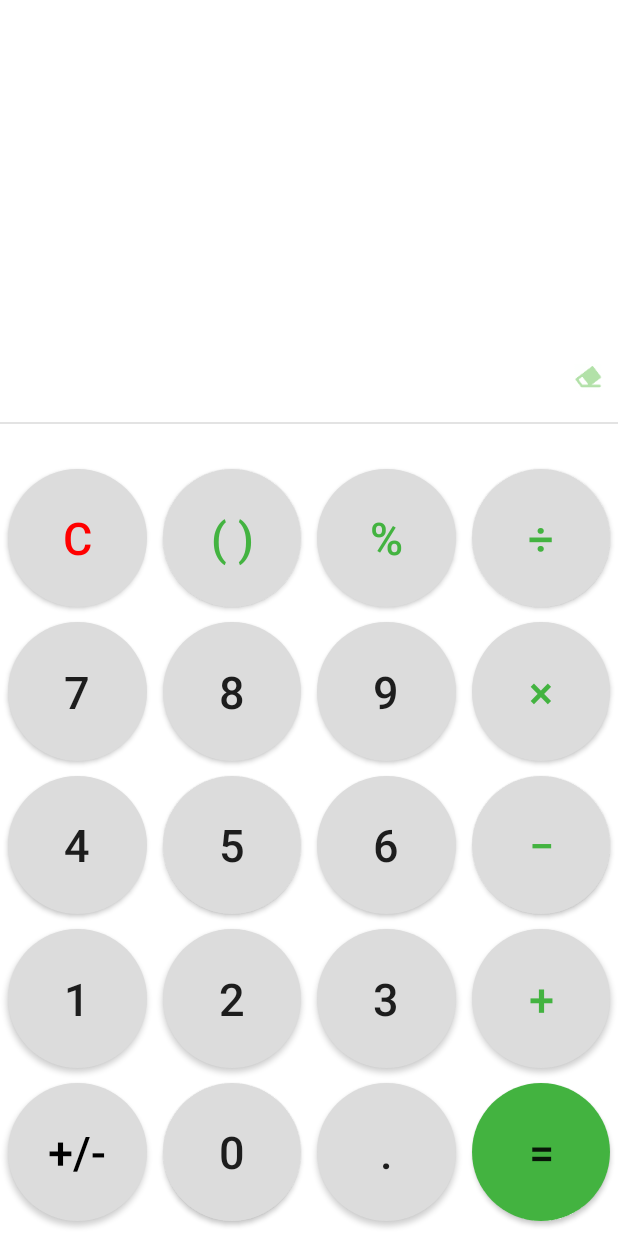
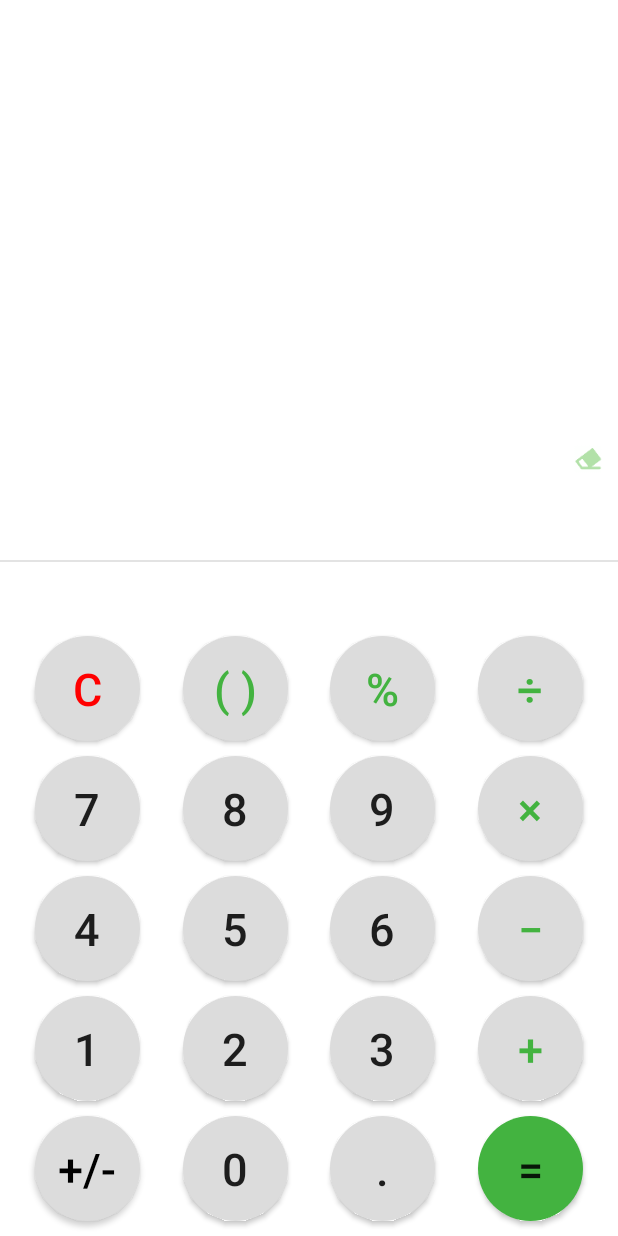
Before and after one commit to jubalee6/newcalculator-android, an Android app: the screen it shows after launch (MainActivity), on a phone screen of 412 x 824 dp. Run offline under Robolectric (Android 15) with nearby library versions, the phone set to English and light mode, and no system bars; our stand-ins replace Timber.

Commit message:
Update activity_main.xml

```diff
--- a/app/src/main/res/layout/activity_main.xml
+++ b/app/src/main/res/layout/activity_main.xml
@@ -7,7 +7,16 @@
     android:layout_height="match_parent"
     tools:context=".MainActivity"
     >
-
+    <androidx.constraintlayout.widget.ConstraintLayout
+        android:id="@+id/constraint_top"
+        android:layout_width="0dp"
+        android:layout_height="0dp"
+        app:layout_constraintBottom_toTopOf="@+id/constraint"
+        app:layout_constraintVertical_weight="1"
+        app:layout_constraintEnd_toEndOf="parent"
+        app:layout_constraintStart_toStartOf="parent"
+        app:layout_constraintTop_toTopOf="parent"
+        >
         <androidx.appcompat.widget.AppCompatEditText
             android:id="@+id/number_edittext"
             android:layout_width="match_parent"
@@ -18,20 +27,15 @@
             android:gravity="end|center"
             android:inputType="textMultiLine"
             android:textSize="30sp"
+            app:layout_constraintBottom_toTopOf="@+id/erase_image"
             app:layout_constraintEnd_toEndOf="parent"
             app:layout_constraintStart_toStartOf="parent"
             app:layout_constraintTop_toTopOf="parent"
             />
 
-    <androidx.appcompat.widget.AppCompatImageView
-        android:id="@+id/imageLine1"
-        style="@style/lineHorizentalStyle"
-        android:layout_marginBottom="30dp"
-        app:layout_constraintBottom_toTopOf="@+id/button_parenthesis"
-        app:layout_constraintStart_toStartOf="parent"
-        />
 
         <androidx.appcompat.widget.AppCompatImageView
+            android:id="@+id/erase_image"
             android:layout_width="20dp"
             android:layout_height="20dp"
             android:layout_marginEnd="10dp"
@@ -39,21 +43,40 @@
             android:background="@drawable/ic_cancel_button"
             app:layout_constraintBottom_toTopOf="@+id/imageLine1"
             app:layout_constraintEnd_toEndOf="parent"
+            app:layout_constraintTop_toBottomOf="@+id/number_edittext"
             />
+
+        <androidx.appcompat.widget.AppCompatImageView
+            android:id="@+id/imageLine1"
+            style="@style/lineHorizentalStyle"
+            app:layout_constraintBottom_toBottomOf="parent"
+            app:layout_constraintStart_toStartOf="parent"
+            app:layout_constraintTop_toBottomOf="@+id/erase_image"
+            />
+    </androidx.constraintlayout.widget.ConstraintLayout>
+
+    <androidx.constraintlayout.widget.ConstraintLayout
+        android:id="@+id/constraint"
+        android:layout_width="0dp"
+        android:layout_height="0dp"
+        app:layout_constraintVertical_weight="1"
+        app:layout_constraintBottom_toBottomOf="parent"
+        app:layout_constraintEnd_toEndOf="parent"
+        app:layout_constraintStart_toStartOf="parent"
+        app:layout_constraintTop_toBottomOf="@+id/constraint_top"
+        >
 
         <androidx.appcompat.widget.AppCompatButton
             android:id="@+id/button_cancel"
-        android:layout_width="0dp"
-        android:layout_height="0dp"
+            android:layout_width="70dp"
+            android:layout_height="70dp"
             android:layout_marginHorizontal="5dp"
             android:layout_marginVertical="10dp"
             android:background="@drawable/selector_shape_button_circle"
-        android:maxWidth="48dp"
             android:text="@string/button_cancel"
             android:textColor="#ffff0000"
             android:textSize="30sp"
             app:layout_constraintBottom_toTopOf="@id/button_seven"
-        app:layout_constraintDimensionRatio="1:1"
             app:layout_constraintEnd_toStartOf="@+id/button_parenthesis"
             app:layout_constraintStart_toStartOf="parent"
             />
@@ -61,16 +84,14 @@
         <androidx.appcompat.widget.AppCompatButton
             android:id="@+id/button_parenthesis"
             style="@style/shape_button_circle_style"
-        android:layout_width="0dp"
-        android:layout_height="0dp"
+            android:layout_width="70dp"
+            android:layout_height="70dp"
             android:layout_marginHorizontal="5dp"
             android:layout_marginVertical="10dp"
             android:background="@drawable/selector_shape_button_circle"
-        android:maxWidth="48dp"
             android:text="@string/button_parenthesis"
             android:textSize="30sp"
             app:layout_constraintBottom_toTopOf="@+id/button_eight"
-        app:layout_constraintDimensionRatio="1:1"
             app:layout_constraintEnd_toStartOf="@+id/button_percent"
             app:layout_constraintStart_toEndOf="@+id/button_cancel"
             />
@@ -78,16 +99,14 @@
         <androidx.appcompat.widget.AppCompatButton
             android:id="@+id/button_percent"
             style="@style/shape_button_circle_style"
-        android:layout_width="0dp"
-        android:layout_height="0dp"
+            android:layout_width="70dp"
+            android:layout_height="70dp"
             android:layout_marginHorizontal="5dp"
             android:layout_marginVertical="10dp"
             android:background="@drawable/selector_shape_button_circle"
-        android:maxWidth="48dp"
             android:text="@string/button_percent"
             android:textSize="30sp"
             app:layout_constraintBottom_toTopOf="@+id/button_nine"
-        app:layout_constraintDimensionRatio="1:1"
             app:layout_constraintEnd_toStartOf="@+id/button_divide"
             app:layout_constraintStart_toEndOf="@+id/button_parenthesis"
             />
@@ -95,64 +114,56 @@
         <androidx.appcompat.widget.AppCompatButton
             android:id="@+id/button_divide"
             style="@style/shape_button_circle_style"
-        android:layout_width="0dp"
-        android:layout_height="0dp"
+            android:layout_width="70dp"
+            android:layout_height="70dp"
             android:layout_marginHorizontal="5dp"
             android:layout_marginVertical="10dp"
             android:background="@drawable/selector_shape_button_circle"
-        android:maxWidth="48dp"
             android:text="@string/button_divide"
             android:textSize="30sp"
             app:layout_constraintBottom_toTopOf="@+id/button_multiply"
-        app:layout_constraintDimensionRatio="1:1"
             app:layout_constraintEnd_toEndOf="parent"
             app:layout_constraintStart_toEndOf="@+id/button_percent"
             />
 
         <androidx.appcompat.widget.AppCompatButton
             android:id="@+id/button_seven"
-        android:layout_width="0dp"
-        android:layout_height="0dp"
+            android:layout_width="70dp"
+            android:layout_height="70dp"
             android:layout_marginHorizontal="5dp"
             android:layout_marginVertical="10dp"
             android:background="@drawable/selector_shape_button_circle"
-        android:maxWidth="48dp"
             android:text="@string/button_seven"
             android:textSize="30sp"
             app:layout_constraintBottom_toTopOf="@+id/button_four"
-        app:layout_constraintDimensionRatio="1:1"
             app:layout_constraintEnd_toStartOf="@+id/button_eight"
             app:layout_constraintStart_toStartOf="parent"
             />
 
         <androidx.appcompat.widget.AppCompatButton
             android:id="@+id/button_eight"
-        android:layout_width="0dp"
-        android:layout_height="0dp"
+            android:layout_width="70dp"
+            android:layout_height="70dp"
             android:layout_marginHorizontal="5dp"
             android:layout_marginVertical="10dp"
             android:background="@drawable/selector_shape_button_circle"
-        android:maxWidth="48dp"
             android:text="@string/button_eight"
             android:textSize="30sp"
             app:layout_constraintBottom_toTopOf="@+id/button_five"
-        app:layout_constraintDimensionRatio="1:1"
             app:layout_constraintEnd_toStartOf="@+id/button_nine"
             app:layout_constraintStart_toEndOf="@+id/button_seven"
             />
 
         <androidx.appcompat.widget.AppCompatButton
             android:id="@+id/button_nine"
-        android:layout_width="0dp"
-        android:layout_height="0dp"
+            android:layout_width="70dp"
+            android:layout_height="70dp"
             android:layout_marginHorizontal="5dp"
             android:layout_marginVertical="10dp"
             android:background="@drawable/selector_shape_button_circle"
-        android:maxWidth="48dp"
             android:text="@string/button_nine"
             android:textSize="30sp"
             app:layout_constraintBottom_toTopOf="@id/button_six"
-        app:layout_constraintDimensionRatio="1:1"
             app:layout_constraintEnd_toStartOf="@+id/button_multiply"
             app:layout_constraintStart_toEndOf="@+id/button_eight"
             />
@@ -160,65 +171,56 @@
         <androidx.appcompat.widget.AppCompatButton
             android:id="@+id/button_multiply"
             style="@style/shape_button_circle_style"
-        android:layout_width="0dp"
-        android:layout_height="0dp"
+            android:layout_width="70dp"
+            android:layout_height="70dp"
             android:layout_marginHorizontal="5dp"
             android:layout_marginVertical="10dp"
             android:background="@drawable/selector_shape_button_circle"
-        android:maxWidth="48dp"
             android:text="@string/button_multiply"
             android:textSize="30sp"
             app:layout_constraintBottom_toTopOf="@id/button_minus"
-        app:layout_constraintDimensionRatio="1:1"
             app:layout_constraintEnd_toEndOf="parent"
             app:layout_constraintStart_toEndOf="@+id/button_nine"
             />
 
         <androidx.appcompat.widget.AppCompatButton
             android:id="@+id/button_four"
-        android:layout_width="0dp"
-        android:layout_height="0dp"
+            android:layout_width="70dp"
+            android:layout_height="70dp"
             android:layout_marginHorizontal="5dp"
             android:layout_marginVertical="10dp"
             android:background="@drawable/selector_shape_button_circle"
-        android:maxWidth="48dp"
             android:text="@string/button_four"
             android:textSize="30sp"
             app:layout_constraintBottom_toTopOf="@id/button_one"
-        app:layout_constraintDimensionRatio="1:1"
             app:layout_constraintEnd_toStartOf="@+id/button_five"
-
             app:layout_constraintStart_toStartOf="parent"
             />
 
         <androidx.appcompat.widget.AppCompatButton
             android:id="@+id/button_five"
-        android:layout_width="0dp"
-        android:layout_height="0dp"
+            android:layout_width="70dp"
+            android:layout_height="70dp"
             android:layout_marginHorizontal="5dp"
             android:layout_marginVertical="10dp"
             android:background="@drawable/selector_shape_button_circle"
-        android:maxWidth="48dp"
             android:text="@string/button_five"
             android:textSize="30sp"
             app:layout_constraintBottom_toTopOf="@+id/button_two"
-        app:layout_constraintDimensionRatio="1:1"
             app:layout_constraintEnd_toStartOf="@+id/button_six"
             app:layout_constraintStart_toEndOf="@+id/button_four"
             />
 
         <androidx.appcompat.widget.AppCompatButton
             android:id="@+id/button_six"
-        android:layout_width="0dp"
-        android:layout_height="0dp"
+            android:layout_width="70dp"
+            android:layout_height="70dp"
             android:layout_marginHorizontal="5dp"
             android:layout_marginVertical="10dp"
             android:background="@drawable/selector_shape_button_circle"
-        android:maxWidth="48dp"
             android:text="@string/button_six"
             android:textSize="30sp"
             app:layout_constraintBottom_toTopOf="@+id/button_three"
-        app:layout_constraintDimensionRatio="1:1"
             app:layout_constraintEnd_toStartOf="@+id/button_minus"
             app:layout_constraintStart_toEndOf="@+id/button_five"
             />
@@ -226,65 +228,56 @@
         <androidx.appcompat.widget.AppCompatButton
             android:id="@+id/button_minus"
             style="@style/shape_button_circle_style"
-        android:layout_width="0dp"
-        android:layout_height="0dp"
+            android:layout_width="70dp"
+            android:layout_height="70dp"
             android:layout_marginHorizontal="5dp"
             android:layout_marginVertical="10dp"
             android:background="@drawable/selector_shape_button_circle"
-        android:maxWidth="48dp"
             android:text="@string/button_minus"
             android:textSize="30sp"
             app:layout_constraintBottom_toTopOf="@id/button_plus"
-        app:layout_constraintDimensionRatio="1:1"
             app:layout_constraintEnd_toEndOf="parent"
             app:layout_constraintStart_toEndOf="@+id/button_six"
             />
 
         <androidx.appcompat.widget.AppCompatButton
             android:id="@+id/button_one"
-        android:layout_width="0dp"
-        android:layout_height="0dp"
+            android:layout_width="70dp"
+            android:layout_height="70dp"
             android:layout_marginHorizontal="5dp"
             android:layout_marginVertical="10dp"
             android:background="@drawable/selector_shape_button_circle"
-        android:maxWidth="48dp"
             android:text="@string/button_one"
             android:textSize="30sp"
             app:layout_constraintBottom_toTopOf="@+id/button_return"
-        app:layout_constraintDimensionRatio="1:1"
             app:layout_constraintEnd_toStartOf="@+id/button_two"
-
             app:layout_constraintStart_toStartOf="parent"
             />
 
         <androidx.appcompat.widget.AppCompatButton
             android:id="@+id/button_two"
-        android:layout_width="0dp"
-        android:layout_height="0dp"
+            android:layout_width="70dp"
+            android:layout_height="70dp"
             android:layout_marginHorizontal="5dp"
             android:layout_marginVertical="10dp"
             android:background="@drawable/selector_shape_button_circle"
-        android:maxWidth="48dp"
             android:text="@string/button_two"
             android:textSize="30sp"
             app:layout_constraintBottom_toTopOf="@+id/button_zero"
-        app:layout_constraintDimensionRatio="1:1"
             app:layout_constraintEnd_toStartOf="@+id/button_three"
             app:layout_constraintStart_toEndOf="@+id/button_one"
             />
 
         <androidx.appcompat.widget.AppCompatButton
             android:id="@+id/button_three"
-        android:layout_width="0dp"
-        android:layout_height="0dp"
+            android:layout_width="70dp"
+            android:layout_height="70dp"
             android:layout_marginHorizontal="5dp"
             android:layout_marginVertical="10dp"
             android:background="@drawable/selector_shape_button_circle"
-        android:maxWidth="48dp"
             android:text="@string/button_three"
             android:textSize="30sp"
             app:layout_constraintBottom_toTopOf="@+id/button_dot"
-        app:layout_constraintDimensionRatio="1:1"
             app:layout_constraintEnd_toStartOf="@+id/button_plus"
             app:layout_constraintStart_toEndOf="@+id/button_two"
             />
@@ -292,85 +285,75 @@
         <androidx.appcompat.widget.AppCompatButton
             android:id="@+id/button_plus"
             style="@style/shape_button_circle_style"
-        android:layout_width="0dp"
-        android:layout_height="0dp"
+            android:layout_width="70dp"
+            android:layout_height="70dp"
             android:layout_marginHorizontal="5dp"
             android:layout_marginVertical="10dp"
             android:background="@drawable/selector_shape_button_circle"
-        android:maxWidth="48dp"
             android:text="@string/button_plus"
             android:textSize="30sp"
             app:layout_constraintBottom_toTopOf="@+id/button_equal"
-        app:layout_constraintDimensionRatio="1:1"
             app:layout_constraintEnd_toEndOf="parent"
             app:layout_constraintStart_toEndOf="@+id/button_three"
             />
 
         <androidx.appcompat.widget.AppCompatButton
             android:id="@+id/button_return"
-        android:layout_width="0dp"
-        android:layout_height="0dp"
+            android:layout_width="70dp"
+            android:layout_height="70dp"
             android:layout_marginHorizontal="5dp"
             android:layout_marginVertical="10dp"
             android:background="@drawable/selector_shape_button_circle"
-        android:maxWidth="48dp"
             android:text="@string/button_plus_minus"
             android:textColor="@drawable/selector_black_green"
             android:textSize="30sp"
             app:layout_constraintBottom_toBottomOf="parent"
-        app:layout_constraintDimensionRatio="1:1"
             app:layout_constraintEnd_toStartOf="@+id/button_zero"
             app:layout_constraintStart_toStartOf="parent"
             />
 
         <androidx.appcompat.widget.AppCompatButton
             android:id="@+id/button_zero"
-        android:layout_width="0dp"
-        android:layout_height="0dp"
+            android:layout_width="70dp"
+            android:layout_height="70dp"
             android:layout_marginHorizontal="5dp"
             android:layout_marginVertical="10dp"
             android:background="@drawable/selector_shape_button_circle"
-        android:maxWidth="48dp"
             android:text="@string/button_zero"
             android:textSize="30sp"
             app:layout_constraintBottom_toBottomOf="parent"
-        app:layout_constraintDimensionRatio="1:1"
             app:layout_constraintEnd_toStartOf="@+id/button_dot"
             app:layout_constraintStart_toEndOf="@+id/button_return"
             />
 
         <androidx.appcompat.widget.AppCompatButton
             android:id="@+id/button_dot"
-        android:layout_width="0dp"
-        android:layout_height="0dp"
+            android:layout_width="70dp"
+            android:layout_height="70dp"
             android:layout_marginHorizontal="5dp"
             android:layout_marginVertical="10dp"
             android:background="@drawable/selector_shape_button_circle"
-        android:maxWidth="48dp"
             android:text="@string/button_dot"
             android:textSize="30sp"
             app:layout_constraintBottom_toBottomOf="parent"
-        app:layout_constraintDimensionRatio="1:1"
             app:layout_constraintEnd_toStartOf="@+id/button_equal"
             app:layout_constraintStart_toEndOf="@+id/button_zero"
-
             />
 
         <androidx.appcompat.widget.AppCompatButton
             android:id="@+id/button_equal"
-        android:layout_width="0dp"
-        android:layout_height="0dp"
+            android:layout_width="70dp"
+            android:layout_height="70dp"
             android:layout_marginHorizontal="5dp"
             android:layout_marginVertical="10dp"
             android:background="@drawable/selector_green_background"
-        android:maxWidth="48dp"
             android:text="@string/button_equal"
             android:textSize="30sp"
             app:layout_constraintBottom_toBottomOf="parent"
-        app:layout_constraintDimensionRatio="1:1"
             app:layout_constraintEnd_toEndOf="parent"
             app:layout_constraintStart_toEndOf="@+id/button_dot"
             />
+    </androidx.constraintlayout.widget.ConstraintLayout>
 
 
 </androidx.constraintlayout.widget.ConstraintLayout>
```
Lines whose indentation alone changed are shown as unchanged.
